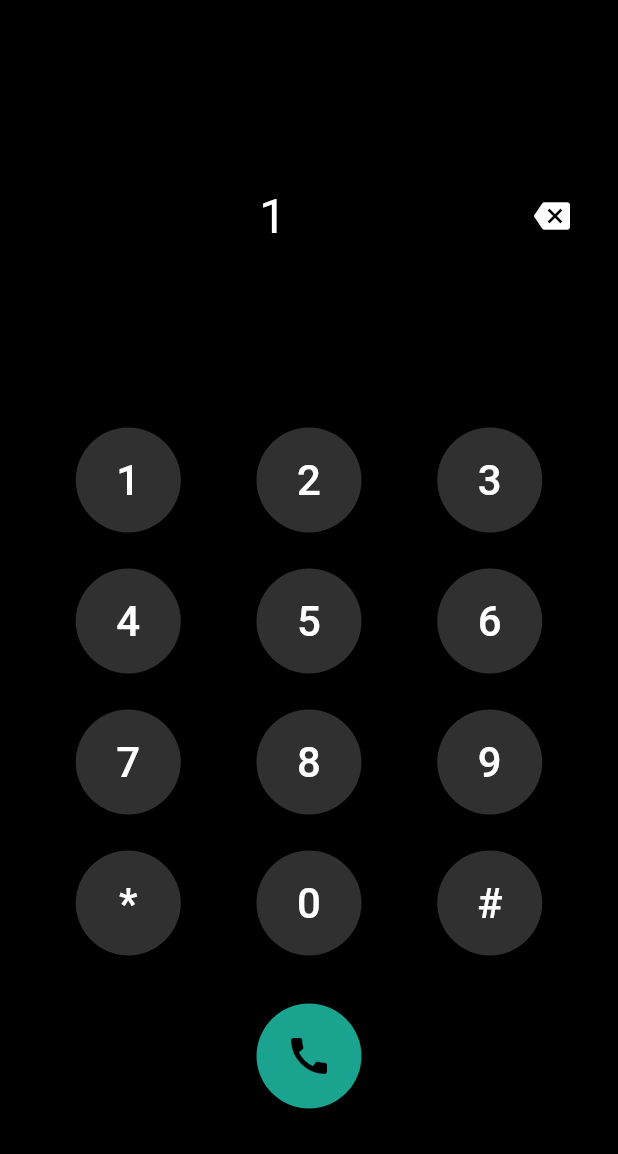
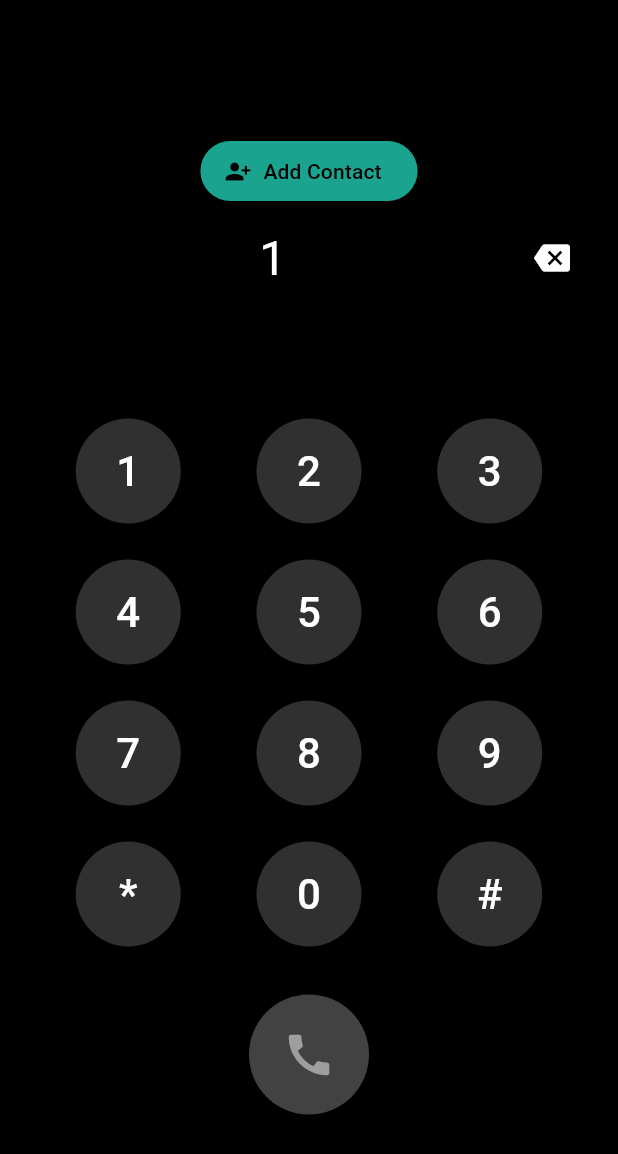
Before and after one commit to jereenajohn/Be_call, a Flutter app: the DialerPage screen opened directly, after a tap on an icon or button, on a phone screen of 412 x 824 dp. Shown: the top 1154 px of the screen. Run offline on Flutter 3.47's test engine with Material 3 defaults, Android fonts, the light colour scheme and no system bars; our stand-ins replace flutter_bloc, flutter_contacts, permission_handler, shared_preferences; missing offline and left inert: call_log, flutter_phone_direct_caller; accounts and stored records are empty; network calls fail.

Commit message:
dialer page updated

```diff
--- a/lib/Contact_list.dart
+++ b/lib/Contact_list.dart
@@ -88,7 +88,7 @@ class _ContactsListPageState extends State<ContactsListPage> {
                   builder:
                       (context) => BlocProvider(
                         create: (_) => StatesCubit()..fetchStates(),
-                        child: const AddContactFormPage(),
+                        child: const AddContactFormPage(phoneNumber: '',),
                       ),
                 ),
               );
--- a/lib/dialerpage.dart
+++ b/lib/dialerpage.dart
@@ -1,10 +1,14 @@
+import 'dart:convert';
+import 'package:be_call/add_contact.dart';
+import 'package:be_call/api.dart';
 import 'package:be_call/call_report.dart';
 import 'package:be_call/homepage.dart';
 import 'package:be_call/profilepage.dart';
 import 'package:flutter/material.dart';
-import 'package:url_launcher/url_launcher.dart';
 import 'package:permission_handler/permission_handler.dart';
 import 'package:flutter_phone_direct_caller/flutter_phone_direct_caller.dart';
+import 'package:http/http.dart' as https;
+import 'package:shared_preferences/shared_preferences.dart';
 
 class DialerPage extends StatefulWidget {
   const DialerPage({super.key});
@@ -15,65 +19,84 @@ class DialerPage extends StatefulWidget {
 
 class _DialerPageState extends State<DialerPage> {
   String enteredNumber = '';
+  List<dynamic> _customers = [];
+  bool _loading = true;
+
+  Map<String, dynamic>? matchedCustomer;
+  bool numberSelected = false; // only enable call after tap
+
+  @override
+  void initState() {
+    super.initState();
+    _fetchCustomers();
+  }
+
+  Future<String?> getToken() async {
+    SharedPreferences prefs = await SharedPreferences.getInstance();
+    return prefs.getString('token');
+  }
+
+  Future<int?> getid() async {
+    SharedPreferences prefs = await SharedPreferences.getInstance();
+    return prefs.getInt('id');
+  }
+
+  Future<void> _fetchCustomers() async {
+    var token = await getToken();
+    var id = await getid();
+
+    setState(() => _loading = true);
+    try {
+      var response = await https.get(
+        Uri.parse("$api/api/contact/info/staff/$id/"),
+        headers: {"Authorization": "Bearer $token"},
+      );
+
+      if (response.statusCode == 200) {
+        setState(() {
+          _customers = List<dynamic>.from(jsonDecode(response.body));
+          _loading = false;
+        });
+      } else {
+        setState(() => _loading = false);
+      }
+    } catch (e) {
+      setState(() => _loading = false);
+    }
+  }
 
   void _appendDigit(String digit) {
-    setState(() => enteredNumber += digit);
+    setState(() {
+      enteredNumber += digit;
+      _searchCustomer(enteredNumber);
+    });
   }
 
   void _deleteDigit() {
     if (enteredNumber.isNotEmpty) {
       setState(() {
         enteredNumber = enteredNumber.substring(0, enteredNumber.length - 1);
+        _searchCustomer(enteredNumber);
       });
     }
   }
 
-  int _selectedIndex = 1; // Contacts is default
-
-  void _onItemTapped(int index) {
-    setState(() => _selectedIndex = index);
-
-    if (index == 2) {
-      // Keypad tapped
-      Navigator.push(
-        context,
-        MaterialPageRoute(builder: (_) => const DialerPage()),
-      );
-    } else if (index == 3) {
-      Navigator.push(
-        context,
-        MaterialPageRoute(builder: (_) => const CallReport()),
-      );
-    } else if (index == 1) {
-      Navigator.push(
-        context,
-        MaterialPageRoute(builder: (_) => const Homepage()),
-      );
-    } else if (index == 4) {
-      Navigator.push(
-        context,
-        MaterialPageRoute(builder: (_) => const SettingsPage()),
-      ); // Reports tapped
-      // Navigate to Reports page if implemented
-    } else if (index == 4) {
-      // Settings tapped
-      // Navigate to Settings page if implemented
-    }
-    // you can add more conditions for other tabs if needed
+  void _searchCustomer(String number) {
+    if (number.isEmpty) {
+      matchedCustomer = null;
+      numberSelected = false;
+      return;
     }
 
-  Widget _buildKey(String label) {
-    return GestureDetector(
-      onTap: () => _appendDigit(label),
-      child: CircleAvatar(
-        radius: 35,
-        backgroundColor: Colors.grey[850],
-        child: Text(
-          label,
-          style: const TextStyle(color: Colors.white, fontSize: 28),
-        ),
-      ),
-    );
+    final match = _customers.firstWhere((cust) {
+      final phone = cust['phone']?.toString() ?? '';
+      return phone.contains(number);
+    }, orElse: () => {});
+
+    setState(() {
+      matchedCustomer = match.isNotEmpty ? match : null;
+      numberSelected = false;
+    });
   }
 
   Future<bool> _ensureCallPermission() async {
@@ -96,15 +119,98 @@ class _DialerPageState extends State<DialerPage> {
 
   @override
   Widget build(BuildContext context) {
+    bool canCall = matchedCustomer != null && numberSelected;
+
     return Scaffold(
       backgroundColor: Colors.black,
       body: SafeArea(
+        child: SingleChildScrollView(
+          child: ConstrainedBox(
+            constraints: BoxConstraints(
+              minHeight: MediaQuery.of(context).size.height,
+            ),
+            child: IntrinsicHeight(
               child: Column(
                 children: [
-            // push the number display downward
-            const SizedBox(height: 120), // adjust this to taste
+                  const SizedBox(height: 80),
 
-            // Dialed number row
+                  // 👇 Show customer or add contact button
+                              if (enteredNumber.isNotEmpty)
+                    Padding(
+                      padding: const EdgeInsets.symmetric(
+                          horizontal: 20, vertical: 10),
+                      child: Column(
+                        children: [
+                          if (matchedCustomer != null)
+                            GestureDetector(
+                              onTap: () {
+                                setState(() {
+                                  enteredNumber =
+                                      matchedCustomer!['phone'] ?? enteredNumber;
+                                  numberSelected = true;
+                                });
+                              },
+                              child: Column(
+                                children: [
+                                  Text(
+                                    '${(matchedCustomer!['first_name'] ?? '').toString()} ${(matchedCustomer!['last_name'] ?? '').toString()}'
+                                        .trim()
+                                        .replaceAll(RegExp(r'\s+'), ' '),
+                                    style: TextStyle(
+                                      color: numberSelected
+                                          ? const Color.fromARGB(
+                                              255, 26, 164, 143)
+                                          : Colors.grey,
+                                      fontSize: 22,
+                                      fontWeight: FontWeight.bold,
+                                    ),
+                                  ),
+                                  Text(
+                                    matchedCustomer!['phone'] ?? '',
+                                    style: const TextStyle(
+                                        color: Colors.white70, fontSize: 18),
+                                  ),
+                                  if (!numberSelected)
+                                    const Padding(
+                                      padding: EdgeInsets.only(top: 4),
+                                      child: Text(
+                                        "Tap to select this number",
+                                        style: TextStyle(
+                                            color: Colors.white38,
+                                            fontSize: 12),
+                                      ),
+                                    ),
+                                ],
+                              ),
+                            )
+                          else
+                            ElevatedButton.icon(
+                              onPressed: () {
+                                // 👇 Navigate to AddContactFormPage with entered number
+                                Navigator.push(
+                                  context,
+                                  MaterialPageRoute(
+                                    builder: (_) => AddContactFormPage(
+                                      phoneNumber: enteredNumber,
+                                    ),
+                                  ),
+                                ).then((_) {
+                                  // Optionally refresh customer list after returning
+                                  _fetchCustomers();
+                                });
+                              },
+                              icon: const Icon(Icons.person_add_alt_1),
+                              label: const Text("Add Contact"),
+                              style: ElevatedButton.styleFrom(
+                                backgroundColor:
+                                    const Color.fromARGB(255, 26, 164, 143),
+                                foregroundColor: Colors.black,
+                              ),
+                            ),
+                        ],
+                      ),
+                    ),
+                  // 🔢 Number display
                   Padding(
                     padding: const EdgeInsets.symmetric(horizontal: 20),
                     child: Row(
@@ -132,7 +238,7 @@ class _DialerPageState extends State<DialerPage> {
 
                   const SizedBox(height: 20),
 
-            // Keypad stays fixed below the number display
+                  // 🔢 Keypad & Call
                   Expanded(
                     child: Column(
                       mainAxisAlignment: MainAxisAlignment.center,
@@ -147,54 +253,59 @@ class _DialerPageState extends State<DialerPage> {
                             padding: const EdgeInsets.symmetric(vertical: 12.0),
                             child: Row(
                               mainAxisAlignment: MainAxisAlignment.spaceEvenly,
-                        children: row.map(_buildKey).toList(),
+                              children: row
+                                  .map(
+                                    (label) => GestureDetector(
+                                      onTap: () => _appendDigit(label),
+                                      child: CircleAvatar(
+                                        radius: 35,
+                                        backgroundColor: Colors.grey[850],
+                                        child: Text(
+                                          label,
+                                          style: const TextStyle(
+                                            color: Colors.white,
+                                            fontSize: 28,
+                                          ),
+                                        ),
+                                      ),
+                                    ),
+                                  )
+                                  .toList(),
                             ),
                           ),
                         const SizedBox(height: 20),
+
+                        // 🟢 CALL ICON — only active after selection
                         GestureDetector(
-                    onTap: () {
+                          onTap: canCall
+                              ? () {
                                   if (enteredNumber.isNotEmpty) {
                                     _makeDirectCall(enteredNumber);
-                      } else {
-                        ScaffoldMessenger.of(context).showSnackBar(
-                          const SnackBar(content: Text('Please enter a number')),
-                        );
                                   }
-                    },
+                                }
+                              : null,
                           child: CircleAvatar(
-                      radius: 35,
-                      backgroundColor: const Color.fromARGB(255, 26, 164, 143),
-                      child: const Icon(Icons.call,
-                          color: Colors.black, size: 32),
+                            radius: 40,
+                            backgroundColor: canCall
+                                ? const Color.fromARGB(255, 26, 164, 143)
+                                : Colors.grey[800],
+                            child: Icon(
+                              Icons.call,
+                              color: canCall ? Colors.black : Colors.grey,
+                              size: 36,
                             ),
                           ),
+                        ),
+                        const SizedBox(height: 30),
                       ],
                     ),
                   ),
                 ],
               ),
             ),
-
-      // Bottom navigation bar
-      // bottomNavigationBar: BottomNavigationBar(
-      //   backgroundColor: Colors.black,
-      //   type: BottomNavigationBarType.fixed,
-      //   selectedItemColor: const Color.fromARGB(255, 26, 164, 143),
-      //   unselectedItemColor: Colors.grey,
-      //   currentIndex: _selectedIndex,
-      //          onTap: _onItemTapped,
-
-      //   items: const [
-      //     BottomNavigationBarItem(icon: Icon(Icons.call), label: 'Calls'),
-      //     BottomNavigationBarItem(icon: Icon(Icons.contacts), label: 'Contacts'),
-      //     BottomNavigationBarItem(icon: Icon(Icons.dialpad), label: 'Keypad'),
-      //     BottomNavigationBarItem(icon: Icon(Icons.insert_chart), label: 'Reports'),
-      //     BottomNavigationBarItem(icon: Icon(Icons.settings), label: 'Settings'),
-      //   ],
-      // ),
+          ),
+        ),
+      ),
     );
   }
 }
-
-// AndroidManifest.xml
-// <uses-permission android:name="android.permission.CALL_PHONE"/>
--- a/lib/homepage.dart
+++ b/lib/homepage.dart
@@ -210,7 +210,8 @@ class _HomepageState extends State<Homepage> {
                                   (context) => CustomerDetailsView(
                                     customerName: name,
                                     phoneNumber: phone,
-                                    date: null,
+                                    date:
+                                        DateTime.now(), // 👈 send current date
                                     stateName: stateName,
                                   ),
                             ),
--- a/lib/update_contact.dart
+++ b/lib/update_contact.dart
@@ -132,7 +132,7 @@ print(response.body);
 
     if (response.statusCode == 200) {
       print("✅ Customer updated: ${response.body}");
-      Navigator.push(context, MaterialPageRoute(builder: ((context) => AddContactFormPage())));
+      Navigator.push(context, MaterialPageRoute(builder: ((context) => AddContactFormPage(phoneNumber: '',))));
     } else {
       print("❌ Failed to update: ${response.body}");
       Navigator.pop(context, false); // return failure
```
Also changed, not shown: lib/customer_details_view.dart (+27 -24 lines). Lines whose indentation alone changed are shown as unchanged.
